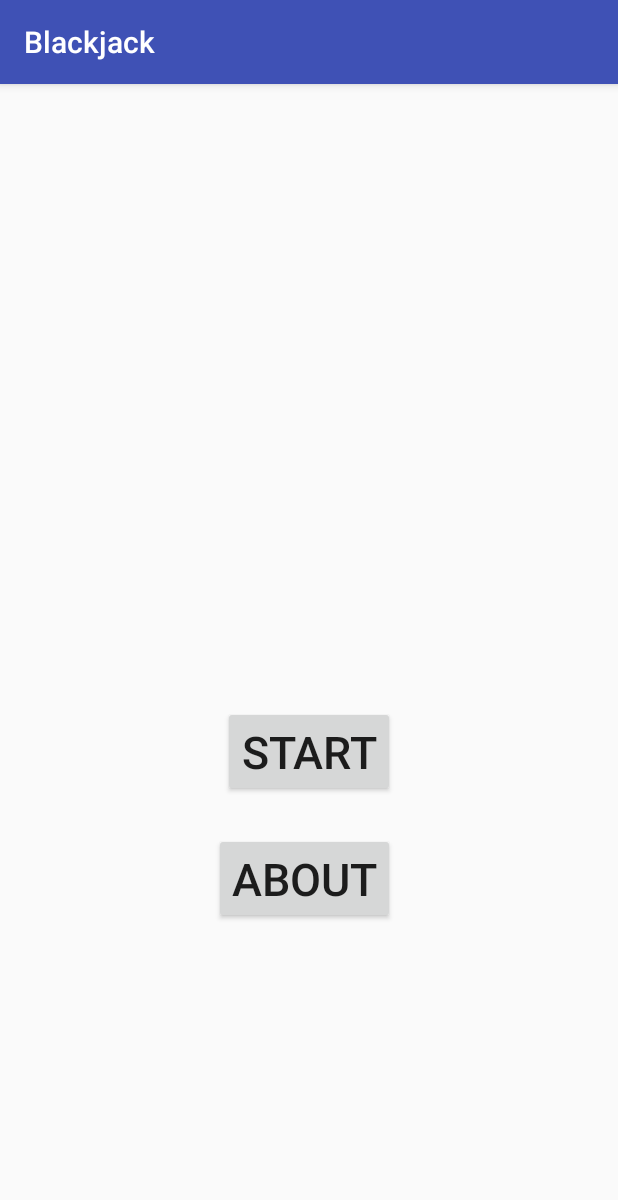
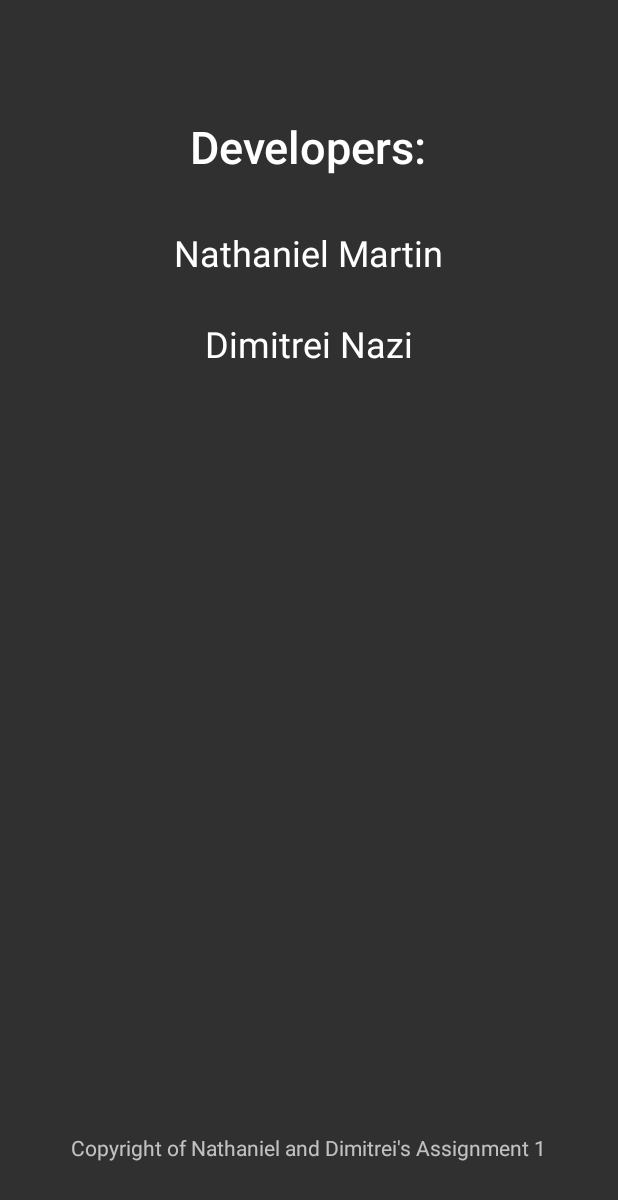
Before and after one commit to Dimitrei/Blackjack, an Android app: the screen it shows after launch (StartActivity before the commit, DeveloperActivity after it), after a tap on "ABOUT", on a phone screen of 412 x 824 dp. Shown: the top 1200 px of the screen. Run offline under Robolectric (Android 15) with nearby library versions, the phone set to English and light mode, and no system bars.

Commit message:
Created three layouts and linked up the activities

```diff
--- a/app/src/main/AndroidManifest.xml
+++ b/app/src/main/AndroidManifest.xml
@@ -15,6 +15,8 @@
                 <category android:name="android.intent.category.LAUNCHER" />
             </intent-filter>
         </activity>
+        <activity android:name=".GameActivity"/>
+        <activity android:name=".DeveloperActivity"/>
     </application>
 
 </manifest>
--- a/app/src/main/java/com/martinnazi/blackjack/DeveloperActivity.java
+++ b/app/src/main/java/com/martinnazi/blackjack/DeveloperActivity.java
@@ -1,8 +1,16 @@
 package com.martinnazi.blackjack;
+
+import android.app.Activity;
+import android.os.Bundle;
 
 /**
  * Created by Dimitrei on 1/25/2017.
  */
 
-public class DeveloperActivity {
+public class DeveloperActivity extends Activity {
+    @Override
+    protected void onCreate(Bundle savedInstanceState) {
+        super.onCreate(savedInstanceState);
+        setContentView(R.layout.activity_developer);
+    }
 }
--- a/app/src/main/java/com/martinnazi/blackjack/StartActivity.java
+++ b/app/src/main/java/com/martinnazi/blackjack/StartActivity.java
@@ -1,5 +1,6 @@
 package com.martinnazi.blackjack;
 
+import android.content.Intent;
 import android.support.v7.app.AppCompatActivity;
 import android.os.Bundle;
 import android.view.View;
@@ -23,9 +24,12 @@ public class StartActivity extends AppCompatActivity implements View.OnClickList
     public void onClick(View view) {
         switch (view.getId()) {
             case R.id.gameButton:
-
+                Intent gIntent = new Intent(getApplicationContext(), GameActivity.class);
+                startActivity(gIntent);
                 break;
             case R.id.developebutton:
+                Intent dIntent = new Intent(getApplicationContext(), DeveloperActivity.class);
+                startActivity(dIntent);
                 break;
             default:
                 break;
--- /dev/null
+++ b/app/src/main/res/layout/activity_developer.xml
@@ -0,0 +1,46 @@
+<?xml version="1.0" encoding="utf-8"?>
+<RelativeLayout xmlns:android="http://schemas.android.com/apk/res/android"
+    android:orientation="vertical" android:layout_width="match_parent"
+    android:layout_height="match_parent"
+    android:weightSum="1">
+
+    <TextView
+        android:text="Developers:"
+        android:layout_width="wrap_content"
+        android:layout_height="wrap_content"
+        android:id="@+id/titleView"
+        android:textAppearance="@style/TextAppearance.AppCompat.Title"
+        android:layout_alignParentTop="true"
+        android:layout_centerHorizontal="true"
+        android:layout_marginTop="77dp"
+        android:textSize="30sp" />
+
+    <TextView
+        android:text="Nathaniel Martin"
+        android:layout_width="wrap_content"
+        android:layout_height="wrap_content"
+        android:layout_below="@+id/titleView"
+        android:layout_centerHorizontal="true"
+        android:layout_marginTop="34dp"
+        android:id="@+id/developer1View"
+        android:textAppearance="@style/TextAppearance.AppCompat.Headline" />
+
+    <TextView
+        android:text="Dimitrei Nazi"
+        android:layout_width="wrap_content"
+        android:layout_height="wrap_content"
+        android:layout_marginTop="28dp"
+        android:id="@+id/developer2View"
+        android:textAppearance="@style/TextAppearance.AppCompat.Headline"
+        android:layout_below="@+id/developer1View"
+        android:layout_centerHorizontal="true" />
+
+    <TextView
+        android:text="Copyright of Nathaniel and Dimitrei's Assignment 1"
+        android:layout_width="wrap_content"
+        android:layout_height="wrap_content"
+        android:layout_alignParentBottom="true"
+        android:layout_centerHorizontal="true"
+        android:layout_marginBottom="49dp"
+        android:id="@+id/assignmentView" />
+</RelativeLayout>
--- /dev/null
+++ b/app/src/main/res/layout/activity_game.xml
@@ -0,0 +1,5 @@
+<?xml version="1.0" encoding="utf-8"?>
+<RelativeLayout xmlns:android="http://schemas.android.com/apk/res/android"
+    android:layout_width="match_parent" android:layout_height="match_parent">
+
+</RelativeLayout>
--- a/app/src/main/res/layout/activity_start.xml
+++ b/app/src/main/res/layout/activity_start.xml
@@ -10,16 +10,16 @@
     android:paddingTop="@dimen/activity_vertical_margin"
     tools:context="com.martinnazi.blackjack.StartActivity">
 
-    <Button
-        android:text="About"
+    <TextView
+        android:text="BlackJack"
         android:layout_width="wrap_content"
         android:layout_height="wrap_content"
-        android:id="@+id/developebutton"
+        android:layout_marginTop="70dp"
+        android:id="@+id/titleView"
+        android:textAlignment="center"
         android:textSize="30sp"
-        android:layout_alignParentBottom="true"
-        android:layout_alignRight="@+id/gameButton"
-        android:layout_alignEnd="@+id/gameButton"
-        android:layout_marginBottom="192dp" />
+        android:layout_alignParentTop="true"
+        android:layout_centerHorizontal="true" />
 
     <Button
         android:text="Start"
@@ -27,7 +27,17 @@
         android:layout_height="wrap_content"
         android:id="@+id/gameButton"
         android:textSize="30sp"
-        android:layout_marginBottom="24dp"
-        android:layout_above="@+id/developebutton"
+        android:layout_marginTop="145dp"
+        android:textIsSelectable="false"
+        android:layout_below="@+id/titleView"
+        android:layout_centerHorizontal="true" />
+
+    <Button
+        android:text="About"
+        android:layout_width="wrap_content"
+        android:layout_height="wrap_content"
+        android:id="@+id/developebutton"
+        android:textSize="30sp"
+        android:layout_below="@+id/gameButton"
         android:layout_centerHorizontal="true" />
 </RelativeLayout>
--- a/app/src/main/res/values/styles.xml
+++ b/app/src/main/res/values/style.xml
@@ -1,11 +1,9 @@
-<resources>
-
-    <!-- Base application theme. -->
-    <style name="AppTheme" parent="Theme.AppCompat.Light.DarkActionBar">
+<?xml version="1.0" encoding="utf-8"?>
+<resources>  <!-- Base application theme. -->
+    <style name="AppTheme" parent="Theme.AppCompat.NoActionBar">
         <!-- Customize your theme here. -->
         <item name="colorPrimary">@color/colorPrimary</item>
         <item name="colorPrimaryDark">@color/colorPrimaryDark</item>
         <item name="colorAccent">@color/colorAccent</item>
     </style>
-
 </resources>
```
Also changed, not shown: app/src/main/java/com/martinnazi/blackjack/GameActivity.java (+9 -2 lines).
